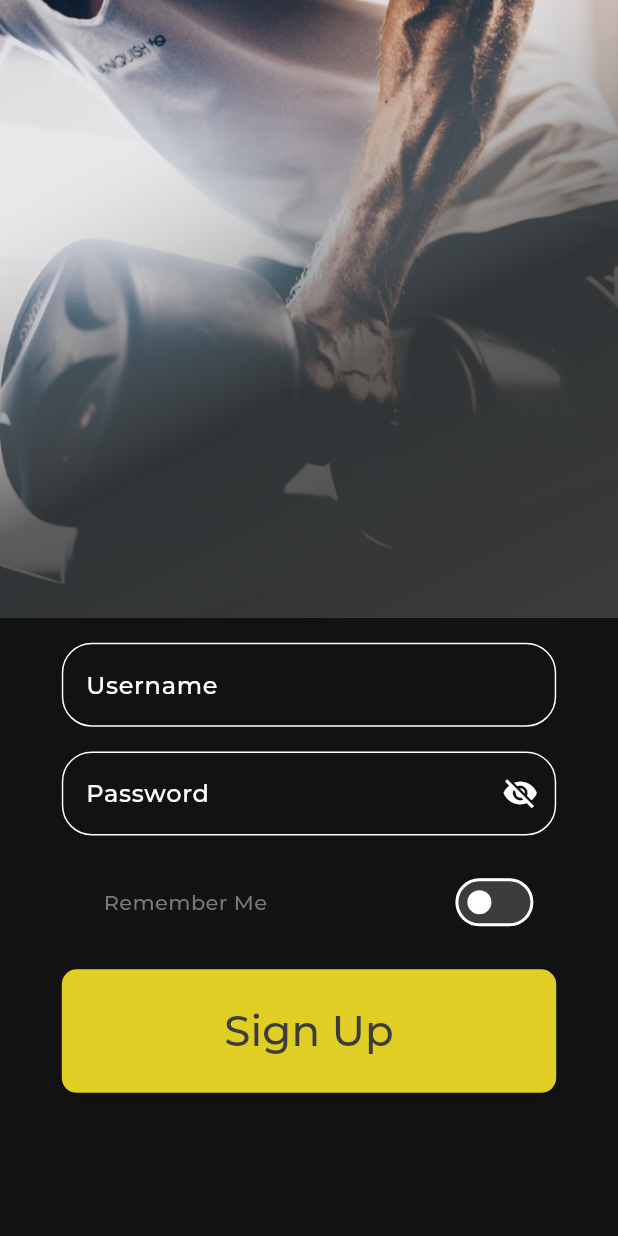
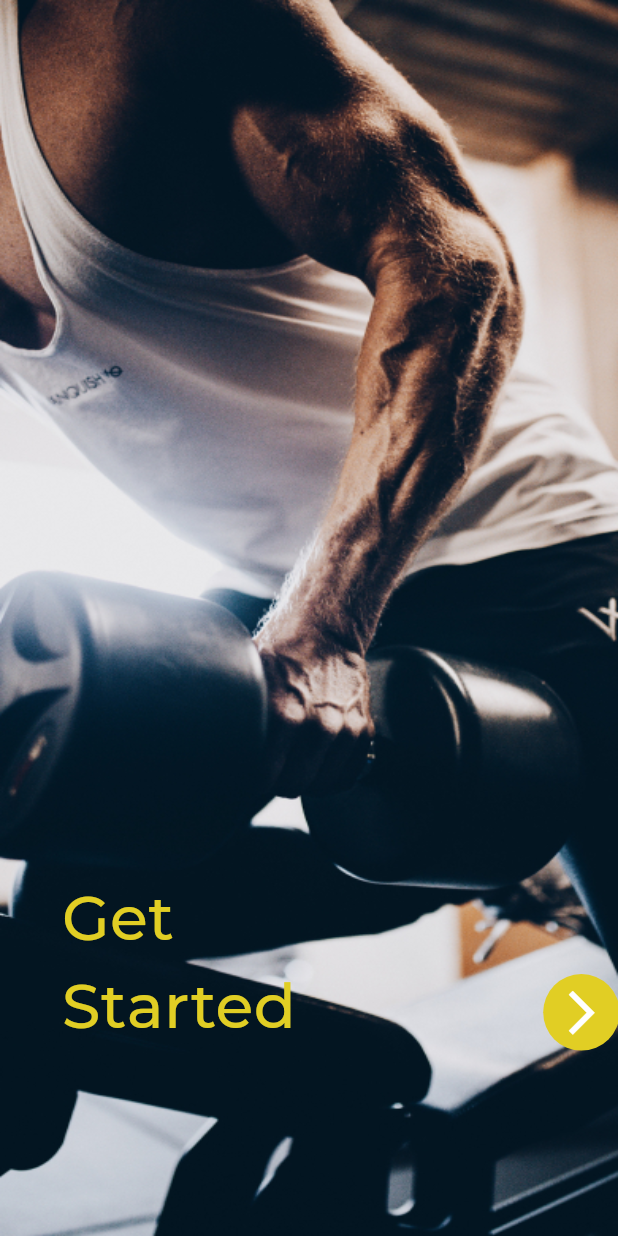
Before and after one commit to jeffrgh/Fitness_App, a Flutter app: the SignUp screen opened by its route, after a tap on "Sign Up", on a phone screen of 412 x 824 dp. Run offline on Flutter 3.47's test engine with Material 3 defaults, Android fonts, the phone set to English and light mode, and no system bars.

```diff
--- a/lib/main.dart
+++ b/lib/main.dart
@@ -1,3 +1,4 @@
+import 'package:fitness_app/screens/initiate.dart';
 import 'package:flutter/material.dart';
 
 import '/screens/home.dart';
@@ -26,12 +27,13 @@ class _MyAppState extends State<MyApp> {
         '/home': (context) => const Home(),
         '/signup': (context) => const SignUp(),
         '/login': (context) => const LogIn(),
+        '/gs': (context) => const Initiation(),
       },
       home: const Home(),
       theme: ThemeData(
         useMaterial3: true,
         colorScheme: const ColorScheme.dark(
-          background: Color.fromARGB(244, 60, 60, 59),
+          surface: Color.fromARGB(244, 60, 60, 59),
         ),
       ),
     );
--- /dev/null
+++ b/lib/screens/initiate.dart
@@ -0,0 +1,70 @@
+import 'package:flutter/material.dart';
+
+class Initiation extends StatefulWidget {
+  const Initiation({super.key});
+  static const routeName = '/gs';
+
+  @override
+  State<Initiation> createState() => _InitiationState();
+}
+
+class _InitiationState extends State<Initiation> {
+  @override
+  Widget build(BuildContext context) {
+    return Scaffold(
+      body: Container(
+        decoration: const BoxDecoration(
+          image: DecorationImage(
+            image: AssetImage(
+              'assets/images/fullbody.jpeg',
+            ),
+            fit: BoxFit.fill,
+          ),
+        ),
+        child: Padding(
+          padding: EdgeInsets.only(
+            bottom: MediaQuery.of(context).size.height * 0.15,
+            left: MediaQuery.of(context).size.width * 0.1,
+          ),
+          child: Row(
+            children: [
+              Container(
+                alignment: Alignment.bottomLeft,
+                child: Text(
+                  '''Get
+Started''',
+                  style: TextStyle(
+                    fontFamily: 'Montserrat',
+                    color: const Color.fromARGB(255, 225, 206, 36),
+                    fontSize: MediaQuery.of(context).size.height * 0.05,
+                  ),
+                ),
+              ),
+              SizedBox(
+                width: MediaQuery.of(context).size.width * 0.4,
+              ),
+              Align(
+                alignment: Alignment.bottomRight,
+                child: IconButton.filled(
+                  style: ButtonStyle(
+                    iconSize: MaterialStateProperty.all(35),
+                    backgroundColor: MaterialStateProperty.all(
+                      const Color.fromARGB(255, 225, 206, 36),
+                    ),
+                  ),
+                  onPressed: () {
+                    // Navigator.of(context).pushNamed('');
+                  },
+                  icon: const Icon(
+                    Icons.arrow_forward_ios,
+                    color: Colors.white,
+                  ),
+                ),
+              ),
+            ],
+          ),
+        ),
+      ),
+    );
+  }
+}
--- a/lib/screens/login.dart
+++ b/lib/screens/login.dart
@@ -136,11 +136,15 @@ class _LogInState extends State<LogIn> {
                   backgroundColor: MaterialStateProperty.all(
                       const Color.fromARGB(255, 225, 206, 36)),
                   fixedSize: MaterialStateProperty.all(
-                    Size(MediaQuery.of(context).size.width * 0.8,
-                        MediaQuery.of(context).size.height * 0.1),
+                    Size(
+                      MediaQuery.of(context).size.width * 0.8,
+                      MediaQuery.of(context).size.height * 0.1,
+                    ),
                   ),
                 ),
-                onPressed: () {},
+                onPressed: () {
+                  Navigator.of(context).pushNamed('/gs');
+                },
                 child: Center(
                   child: Text(
                     'Log In',
--- a/lib/screens/signup.dart
+++ b/lib/screens/signup.dart
@@ -142,7 +142,9 @@ class _SignUpState extends State<SignUp> {
                         MediaQuery.of(context).size.height * 0.1),
                   ),
                 ),
-                onPressed: () {},
+                onPressed: () {
+                  Navigator.of(context).pushNamed('/gs');
+                },
                 child: Center(
                   child: Text(
                     'Sign Up',
--- a/pubspec.yaml
+++ b/pubspec.yaml
@@ -61,6 +61,7 @@ flutter:
   # To add assets to your application, add an assets section, like this:
   assets:
     - assets/images/manpic.jpeg
+    - assets/images/fullbody.jpeg
   #   - images/a_dot_ham.jpeg
 
   # An image asset can refer to one or more resolution-specific "variants", see
```
Also changed, not shown: assets/images/fullbody.jpeg (added), pubspec.lock, 3 other files.
